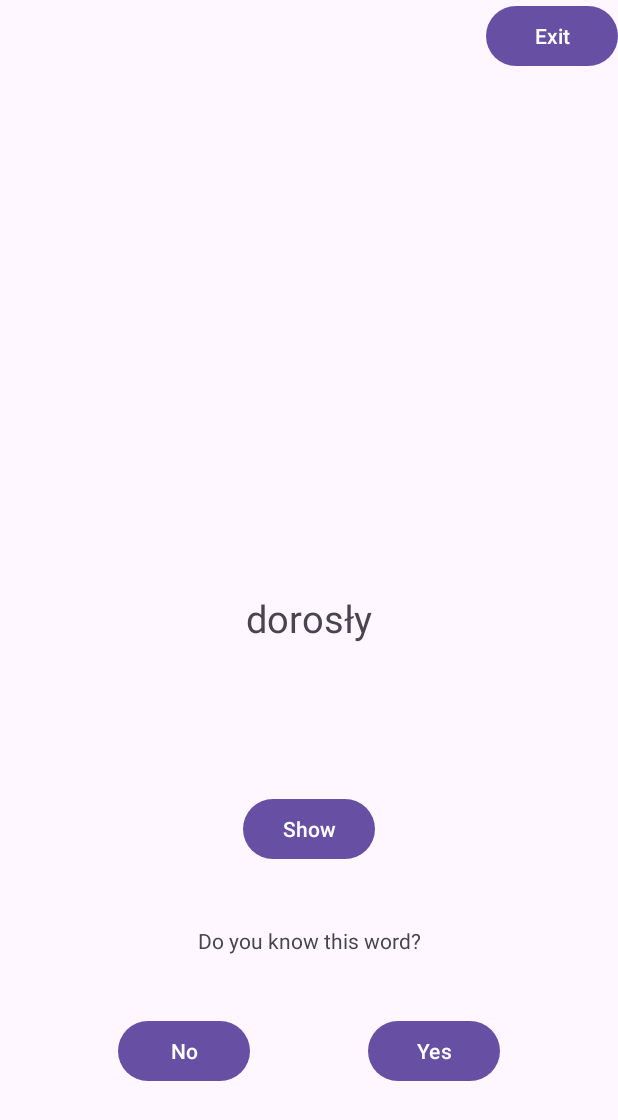
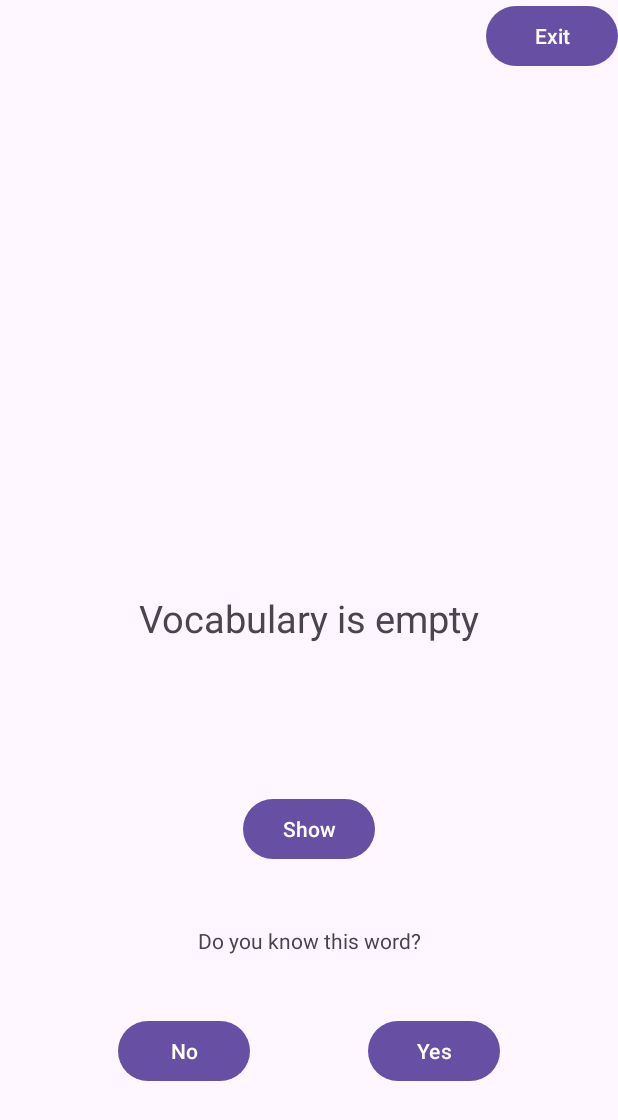
Before and after one commit to bochunator/Doncards, an Android app: the screen it shows after launch (SessionActivity), after a tap on "Start", on a phone screen of 412 x 824 dp. Shown: the top 1120 px of the screen. Run offline under Robolectric (Android 15) with nearby library versions, the phone set to English and light mode, and no system bars.

Commit message:
added local database SQLite and shared preferences

```diff
--- a/app/src/main/AndroidManifest.xml
+++ b/app/src/main/AndroidManifest.xml
@@ -12,6 +12,9 @@
         android:supportsRtl="true"
         android:theme="@style/Theme.FlashCards"
         tools:targetApi="31">
+        <activity
+            android:name=".NewWordActivity"
+            android:exported="false" />
         <activity
             android:name=".ScoreActivity"
             android:exported="false" />
--- /dev/null
+++ b/app/src/main/java/com/example/flashcards/DataBaseHelper.java
@@ -0,0 +1,65 @@
+package com.example.flashcards;
+
+import android.content.ContentValues;
+import android.content.Context;
+import android.database.Cursor;
+import android.database.sqlite.SQLiteDatabase;
+import android.database.sqlite.SQLiteOpenHelper;
+import android.util.Log;
+
+import androidx.annotation.Nullable;
+
+import java.util.ArrayList;
+import java.util.List;
+
+public class DataBaseHelper extends SQLiteOpenHelper {
+    public static final String VOCABULARY_TABLE = "VOCABULARY_TABLE";
+    public static final String COLUMN_VOCABULARY_NATIVE = "VOCABULARY_NATIVE";
+    public static final String COLUMN_VOCABULARY_FOREIGN = "VOCABULARY_FOREIGN";
+    public static final String COLUMN_ID = "ID";
+    public DataBaseHelper(@Nullable Context context) {
+        super(context, "vocabulary.db", null, 1);
+    }
+
+    @Override
+    public void onCreate(SQLiteDatabase db) {
+        String createTableStatement = "CREATE TABLE " + VOCABULARY_TABLE + " (" + COLUMN_ID + " INTEGER PRIMARY KEY AUTOINCREMENT, " + COLUMN_VOCABULARY_NATIVE + " TEXT, " + COLUMN_VOCABULARY_FOREIGN + " TEXT)";
+        db.execSQL(createTableStatement);
+    }
+
+    @Override
+    public void onUpgrade(SQLiteDatabase db, int oldVersion, int newVersion) {
+
+    }
+
+    public boolean addOne(Vocable vocable) {
+        SQLiteDatabase sqLiteDatabase = this.getWritableDatabase();
+        ContentValues contentValues = new ContentValues();
+        contentValues.put(COLUMN_VOCABULARY_NATIVE, vocable.getNativeWord());
+        contentValues.put(COLUMN_VOCABULARY_FOREIGN, vocable.getForeignWord());
+        long insert = sqLiteDatabase.insert(VOCABULARY_TABLE, null, contentValues);
+        return -1 != insert;
+    }
+    public List<Vocable> getEveryone(boolean isReversed) {
+        List<Vocable> returnList = new ArrayList<>();
+        String queryString = "SELECT * FROM " + VOCABULARY_TABLE;
+        SQLiteDatabase sqLiteDatabase = this.getReadableDatabase();
+        Cursor cursor = sqLiteDatabase.rawQuery(queryString, null);
+        if(cursor.moveToFirst()) {
+            do {
+                int vocableID = cursor.getInt(0);
+                String vocableNative = isReversed ? cursor.getString(2) : cursor.getString(1);
+                String vocableForeign = isReversed ? cursor.getString(1) : cursor.getString(2);
+                try {
+                    Vocable vocable = new Vocable(vocableID, vocableNative, vocableForeign);
+                    returnList.add(vocable);
+                } catch (Exception e) {
+                    Log.d("TAG", "getEveryone: some of words were empty, so they haven't been included");
+                }
+            } while(cursor.moveToNext());
+        }
+        cursor.close();
+        sqLiteDatabase.close();
+        return returnList;
+    }
+}
--- a/app/src/main/java/com/example/flashcards/MainActivity.java
+++ b/app/src/main/java/com/example/flashcards/MainActivity.java
@@ -2,26 +2,47 @@ package com.example.flashcards;
 
 import androidx.appcompat.app.AppCompatActivity;
 
+import android.content.Context;
 import android.content.Intent;
+import android.content.SharedPreferences;
 import android.os.Bundle;
 import android.widget.Button;
 
 public class MainActivity extends AppCompatActivity {
+    public static final String SHARED_PREFERENCES = "shared_preferences_flash_cards";
+    public static final String ANSWER_WITH = "answer_with";
+    public static final String ANSWER_WITH_NATIVE = "native";
+    public static final String ANSWER_WITH_FOREIGN = "foreign";
 
     @Override
     protected void onCreate(Bundle savedInstanceState) {
         super.onCreate(savedInstanceState);
         setContentView(R.layout.activity_main);
+        SharedPreferences sharedPreferences;
+        sharedPreferences = getSharedPreferences(SHARED_PREFERENCES, Context.MODE_PRIVATE);
         Button startBtn = (Button) findViewById(R.id.startBtn);
         startBtn.setOnClickListener(view -> {
             Intent intent = new Intent(MainActivity.this, SessionActivity.class);
             intent.putExtra("REVERSE", "false");
             startActivity(intent);
         });
-        Button reverseStartBtn = (Button) findViewById(R.id.reverseStartBtn);
-        reverseStartBtn.setOnClickListener(view -> {
-            Intent intent = new Intent(MainActivity.this, SessionActivity.class);
-            intent.putExtra("REVERSE", "true");
+        Button answerWithBtn = (Button) findViewById(R.id.answerWithBtn);
+        String answer = "Answer with: ";
+        answerWithBtn.setText(sharedPreferences.getString(answer + ANSWER_WITH, answer + ANSWER_WITH_FOREIGN));
+        answerWithBtn.setOnClickListener(view -> {
+            SharedPreferences.Editor editor = sharedPreferences.edit();
+            if(sharedPreferences.getString(ANSWER_WITH, ANSWER_WITH_FOREIGN).equals(ANSWER_WITH_FOREIGN)) {
+                editor.putString(ANSWER_WITH, ANSWER_WITH_NATIVE);
+                answerWithBtn.setText(answer + ANSWER_WITH_NATIVE);
+            } else {
+                editor.putString(ANSWER_WITH, ANSWER_WITH_FOREIGN);
+                answerWithBtn.setText(answer + ANSWER_WITH_FOREIGN);
+            }
+            editor.apply();
+        });
+        Button addNewWordBtn = (Button) findViewById(R.id.addNewWordBtn);
+        addNewWordBtn.setOnClickListener(view -> {
+            Intent intent = new Intent(MainActivity.this, NewWordActivity.class);
             startActivity(intent);
         });
     }
--- a/app/src/main/java/com/example/flashcards/SessionActivity.java
+++ b/app/src/main/java/com/example/flashcards/SessionActivity.java
@@ -11,26 +11,29 @@ import java.util.ArrayList;
 import java.util.List;
 
 public class SessionActivity extends AppCompatActivity {
-    int counter;
-    boolean foreignIsShow = false;
-    int score;
+    private int counter;
+    private boolean foreignIsShow = false;
+    private int score;
+    private TextView vocableTv;
+    private List<Vocable> vocabulary;
     @Override
     protected void onCreate(Bundle savedInstanceState) {
         super.onCreate(savedInstanceState);
         setContentView(R.layout.activity_session);
-        Vocabulary vocabulary = new Vocabulary(getIntent().getExtras().getString("REVERSE").equals("true"));
-        vocabulary.add(new Vocable("nad/powyżej", "above"));
-        vocabulary.add(new Vocable("za granicą", "abroad"));
-        vocabulary.add(new Vocable("nieobecny", "absent"));
-        vocabulary.add(new Vocable("wypadek", "accident"));
-        vocabulary.add(new Vocable("żołędź", "acorn"));
-        vocabulary.add(new Vocable("ogłoszenie", "ad"));
-        vocabulary.add(new Vocable("dodawać", "add"));
-        vocabulary.add(new Vocable("adres", "address"));
-        vocabulary.add(new Vocable("podziwiać", "admire"));
-        vocabulary.add(new Vocable("dorosły", "adult"));
+        Button exitBtn = findViewById(R.id.exitBtn);
+        exitBtn.setOnClickListener(view -> {
+            Intent intent = new Intent(SessionActivity.this, MainActivity.class);
+            startActivity(intent);
+        });
+        boolean isReversed = getIntent().getExtras().getString("REVERSE").equals("true");
+        DataBaseHelper dataBaseHelper;
+        dataBaseHelper = new DataBaseHelper(SessionActivity.this);
+        vocabulary = dataBaseHelper.getEveryone(isReversed);
+        if(vocabulary.isEmpty()) {
+            return;
+        }
         counter = vocabulary.size() - 1;
-        TextView vocableTv = findViewById(R.id.vocableTv);
+        vocableTv = findViewById(R.id.vocableTv);
         vocableTv.setText(vocabulary.get(counter).getNativeWord());
         Button showBtn = findViewById(R.id.showBtn);
         showBtn.setOnClickListener(view -> {
@@ -43,6 +46,15 @@ public class SessionActivity extends AppCompatActivity {
         });
         Button noBtn = findViewById(R.id.noBtn);
         noBtn.setOnClickListener(view -> {
+            pickNextVocable();
+        });
+        Button yesBtn = findViewById(R.id.yesBtn);
+        yesBtn.setOnClickListener(view -> {
+            score++;
+            pickNextVocable();
+        });
+    }
+    private void pickNextVocable() {
         foreignIsShow = false;
         if(0 == counter) {
             Intent intent = new Intent(SessionActivity.this, ScoreActivity.class);
@@ -54,26 +66,5 @@ public class SessionActivity extends AppCompatActivity {
             counter--;
             vocableTv.setText(vocabulary.get(counter).getNativeWord());
         }
-        });
-        Button yesBtn = findViewById(R.id.yesBtn);
-        yesBtn.setOnClickListener(view -> {
-            foreignIsShow = false;
-            score++;
-            if(0 == counter) {
-                Intent intent = new Intent(SessionActivity.this, ScoreActivity.class);
-                intent.putExtra("SCORE", Integer.toString(score));
-                intent.putExtra("SIZE", Integer.toString(vocabulary.size()));
-                intent.putExtra("REVERSE", getIntent().getExtras().getString("REVERSE"));
-                startActivity(intent);
-            } else {
-                counter--;
-                vocableTv.setText(vocabulary.get(counter).getNativeWord());
-            }
-        });
-        Button exitBtn = findViewById(R.id.exitBtn);
-        exitBtn.setOnClickListener(view -> {
-            Intent intent = new Intent(SessionActivity.this, MainActivity.class);
-            startActivity(intent);
-        });
     }
 }
--- a/app/src/main/java/com/example/flashcards/Vocabulary.java
+++ /dev/null
@@ -1,30 +0,0 @@
-package com.example.flashcards;
-
-import java.util.ArrayList;
-import java.util.List;
-
-public class Vocabulary {
-    private List<Vocable> vocableArrayList;
-    private boolean isReversed;
-
-    public Vocabulary() {
-        this(false);
-    }
-    public Vocabulary(boolean isReversed) {
-        this.vocableArrayList = new ArrayList<Vocable>();
-        this.isReversed = isReversed;
-    }
-    public void add(Vocable vocable) {
-        if(isReversed) {
-            vocableArrayList.add(new Vocable(vocable.getForeignWord(), vocable.getNativeWord()));
-        } else {
-            vocableArrayList.add(vocable);
-        }
-    }
-    public Vocable get(int id) {
-        return vocableArrayList.get(id);
-    }
-    public int size() {
-        return vocableArrayList.size();
-    }
-}
--- a/app/src/main/res/layout/activity_session.xml
+++ b/app/src/main/res/layout/activity_session.xml
@@ -10,7 +10,7 @@
         android:id="@+id/vocableTv"
         android:layout_width="wrap_content"
         android:layout_height="wrap_content"
-        android:text="It's working"
+        android:text="Vocabulary is empty"
         android:textSize="25sp"
         app:layout_constraintBottom_toBottomOf="parent"
         app:layout_constraintEnd_toEndOf="parent"
```
Also changed, not shown: app/src/main/java/com/example/flashcards/NewWordActivity.java (added, +43 -0 lines), app/src/main/java/com/example/flashcards/Vocable.java (+16 -6 lines), app/src/main/res/layout/activity_main.xml (+13 -2 lines), app/src/main/res/layout/activity_new_word.xml (added, +59 -0 lines). Lines whose indentation alone changed are shown as unchanged.
